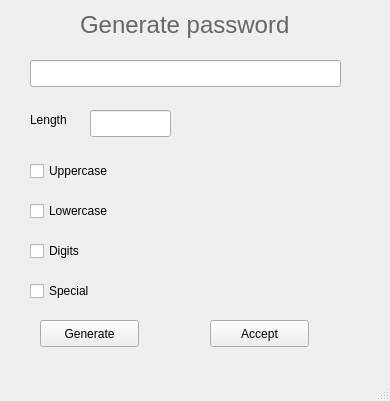
Before: the Qt Designer form guis/generatePassword.ui in password-manager/linux, drawn with Qt 5.
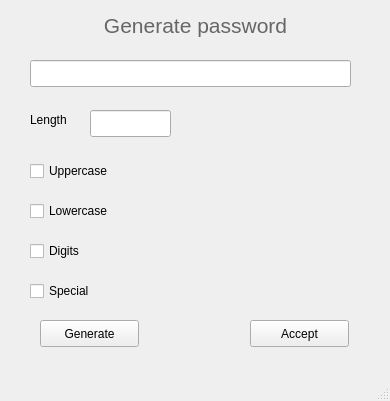
After: the same form once the commit is applied.

Commit message: Change GUIs, add password checker

Patch:
```diff
--- a/guis/generatePassword.ui
+++ b/guis/generatePassword.ui
@@ -17,14 +17,14 @@
    <widget class="QLabel" name="label_3">
     <property name="geometry">
      <rect>
-      <x>80</x>
+      <x>10</x>
       <y>10</y>
-      <width>221</width>
+      <width>371</width>
       <height>31</height>
      </rect>
     </property>
     <property name="text">
-     <string>&lt;html&gt;&lt;head/&gt;&lt;body&gt;&lt;p&gt;&lt;span style=&quot; font-size:18pt; color:#666666;&quot;&gt;Generate password&lt;/span&gt;&lt;/p&gt;&lt;/body&gt;&lt;/html&gt;</string>
+     <string>&lt;html&gt;&lt;head/&gt;&lt;body&gt;&lt;p align=&quot;center&quot;&gt;&lt;span style=&quot; font-size:16pt; color:#666666;&quot;&gt;Generate password&lt;/span&gt;&lt;/p&gt;&lt;/body&gt;&lt;/html&gt;</string>
     </property>
    </widget>
    <widget class="QLineEdit" name="length">
@@ -118,7 +118,7 @@
    <widget class="QPushButton" name="applyButton">
     <property name="geometry">
      <rect>
-      <x>210</x>
+      <x>250</x>
       <y>320</y>
       <width>99</width>
       <height>27</height>
@@ -146,7 +146,7 @@
      <rect>
       <x>30</x>
       <y>60</y>
-      <width>311</width>
+      <width>321</width>
       <height>27</height>
      </rect>
     </property>
```
Left out of the diff: 2 changed lines with no effect on the pictures. The commit also changes 8 other files.
